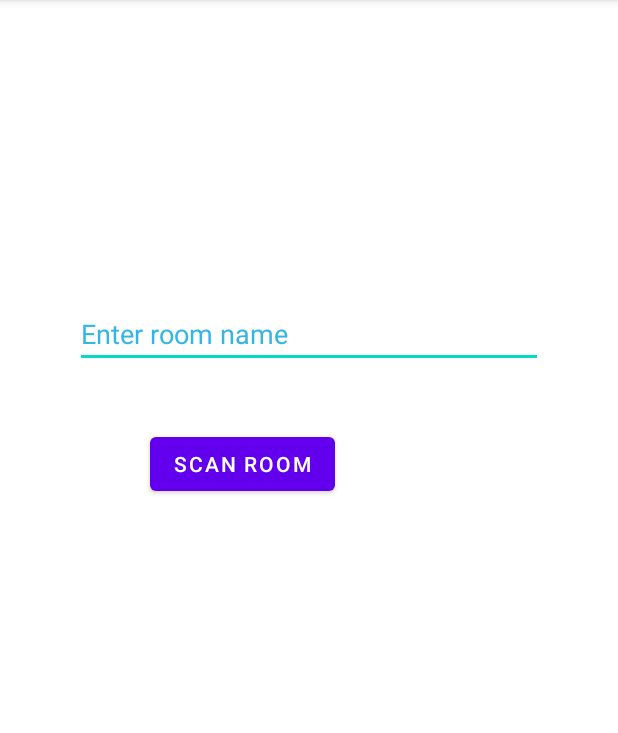
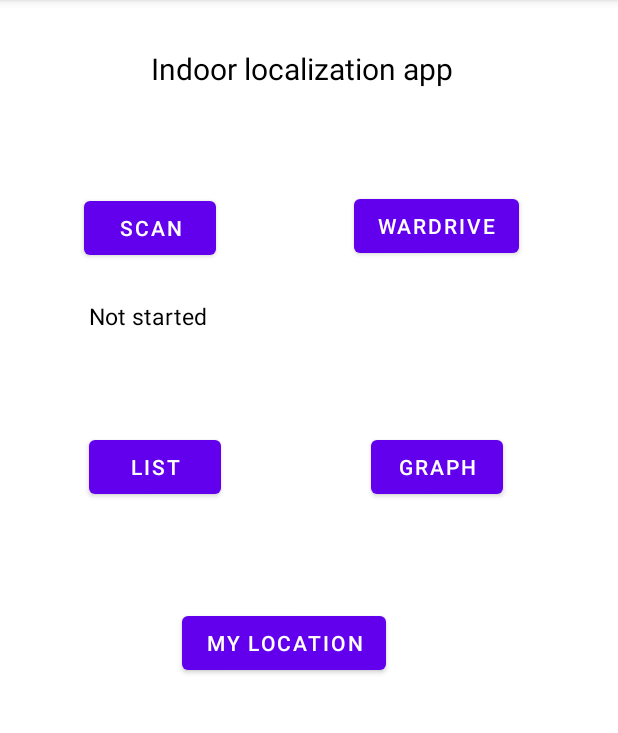
Before and after one commit to Mobile-Computing-Winter-2021/assignment0-vijayshekhar, an Android app: the screen it shows after launch (MainActivity), on a phone screen of 412 x 824 dp, the part 84-817 px from its top. Run offline under Robolectric (Android 15) with nearby library versions, the phone set to English and light mode, and no system bars; our stand-ins replace Room's generated code.

Commit message:
wardriving remaining.

```diff
--- a/app/build.gradle
+++ b/app/build.gradle
@@ -38,4 +38,5 @@ dependencies {
     androidTestImplementation 'androidx.test.ext:junit:1.1.1'
     androidTestImplementation 'androidx.test.espresso:espresso-core:3.2.0'
     annotationProcessor 'androidx.room:room-compiler:2.2.6'
+    implementation 'com.github.PhilJay:MPAndroidChart:v3.1.0'
 }
--- a/app/src/main/AndroidManifest.xml
+++ b/app/src/main/AndroidManifest.xml
@@ -21,6 +21,9 @@
                 <category android:name="android.intent.category.LAUNCHER" />
             </intent-filter>
         </activity>
+
+    <activity android:name=".Activities.listActivity"></activity>
+    <activity android:name=".Activities.graphActivity"></activity>
     </application>
 
 </manifest>
--- a/app/src/main/java/com/example/helloworld/Activities/MainActivity.java
+++ b/app/src/main/java/com/example/helloworld/Activities/MainActivity.java
@@ -16,27 +16,31 @@ import android.net.wifi.WifiManager;
 import android.os.Bundle;
 import android.provider.Settings;
 import android.util.Log;
+import android.view.View;
 import android.widget.Button;
 import android.widget.EditText;
 import android.widget.TextView;
 import android.widget.Toast;
 
+import com.example.helloworld.Fragments.ListFragment;
 import com.example.helloworld.R;
 import com.example.helloworld.ROOM.WifiDB;
 import com.example.helloworld.ROOM.WifiDao;
 import com.example.helloworld.ROOM.WifiEnity;
+import com.example.helloworld.Threads.APInfoRetrive;
 import com.example.helloworld.Threads.InsertDataThread;
 import com.example.helloworld.Threads.ScanWifiThread;
 
+import java.io.Serializable;
 import java.util.List;
 
 public class MainActivity extends AppCompatActivity {
 
     private static final String TAG = "MainActivity";
-    private TextView tv;
-    private EditText et;
+    TextView scanStatus;
+    Button scanbt,listbt,graphbt,wardrivebt,locationbt;
     public WifiDB wifiDB;
-    public List<ScanResult> scanResultsMain;
+    public static List<ScanResult> scanResultsMain;
 
 
 
@@ -56,9 +60,10 @@ public class MainActivity extends AppCompatActivity {
 
             initDb();
 
-        et = (EditText) findViewById(R.id.editText);
+        scanStatus = findViewById(R.id.textView2);
+        scanStatus.setText("Not started");
 
-        Button scanbt = (Button) findViewById(R. id.button);
+        scanbt = findViewById(R.id.button1);
 
         // check the permission granted or not.
         checkPermissionAccess();
@@ -69,32 +74,25 @@ public class MainActivity extends AppCompatActivity {
             // switch on the wifi sensor
             wifimanager.setWifiEnabled(true);
 
-            ScanWifiThread scanWifiThread = new ScanWifiThread(MainActivity.this, wifimanager);
-
             // intent filter for broadcast receiver
-            IntentFilter filter = new IntentFilter();
-            filter.addAction(WifiManager.SCAN_RESULTS_AVAILABLE_ACTION);
-
+            IntentFilter intentFilter = new IntentFilter();
+            intentFilter.addAction(WifiManager.SCAN_RESULTS_AVAILABLE_ACTION);
+            scanStatus.setText("Scanning ....");
 
             registerReceiver(new BroadcastReceiver() {
                 @Override
                 public void onReceive(Context context, Intent intent) {
 
-//                    ScanWifiThread scanWifiThread1 = new ScanWifiThread(MainActivity.this, wifimanager);
-//                    scanWifiThread1.start();
 
-                    List<ScanResult> results = wifimanager.getScanResults();
-                    final int n = results.size();
+                    scanResultsMain = wifimanager.getScanResults();
+                    final int n = scanResultsMain.size();
 
                     Log.d(TAG, "Wifi Scan Results Count: " + n);
-                    Toast.makeText(MainActivity.this, "No. of results:  "+n, Toast.LENGTH_SHORT).show();
+                    Toast.makeText(MainActivity.this, "No. of results:  " + n, Toast.LENGTH_SHORT).show();
+                    scanStatus.setText("Scanning Complete!");
 
-                    //fetching room name
-                    String roomName = String.valueOf(et.getText());
-                    String orientation  = getOrientation();
-
-                    for (ScanResult res : results)
-                    {   int signalStrength  = wifimanager.calculateSignalLevel(res.level);
+                    for (ScanResult res : scanResultsMain) {
+                        int signalStrength = wifimanager.calculateSignalLevel(res.level);
                         Log.d(TAG, " SSID  =  " + res.SSID);
                         Log.d(TAG, " BSSID  =  " + res.BSSID);
                         Log.d(TAG, " level (RSS)  =  " + (res.level + 100));
@@ -102,31 +100,52 @@ public class MainActivity extends AppCompatActivity {
 
 
                         Log.d(TAG, "\n \n");
+                    }
+                }
 
-                        //setting ap configurations
-                        if(String.valueOf(res.SSID).contains("narayan_vani") || String.valueOf(res.SSID).contains("OPPO F11")){
+            }, intentFilter);
+            wifimanager.startScan();
+        });
 
-                            Log.d(TAG, "onReceive: room insert");
-                            Toast.makeText(MainActivity.this, " SSID = " + res.SSID + " level = " +signalStrength
-                                    , Toast.LENGTH_SHORT).show();
+        listbt = findViewById(R.id.button4);
+        listbt.setOnClickListener(new View.OnClickListener() {
+            @Override
+            public void onClick(View v) {
 
-                            WifiEnity wifiEnity = new WifiEnity(res.SSID, res.BSSID,roomName, orientation,res.level, signalStrength);
+                Intent intent = new Intent(MainActivity.this, listActivity.class);
 
-                            InsertDataThread insertDataThread = new InsertDataThread(wifiEnity , MainActivity.this);
-                            insertDataThread.start();
+                Bundle args = new Bundle();
+                args.putSerializable("scanlist",(Serializable)scanResultsMain);
+                intent.putExtra("listresult",args);
+
+
+                MainActivity.this.startActivity(intent);
+
+            }
+        });
+
+        graphbt = findViewById(R.id.button3);
+        graphbt.setOnClickListener(new View.OnClickListener() {
+            @Override
+            public void onClick(View v) {
+
+                Intent intent = new Intent(MainActivity.this, graphActivity.class);
+
+                Bundle args = new Bundle();
+                args.putSerializable("scanlist",(Serializable)scanResultsMain);
+                intent.putExtra("listresult",args);
+
+                MainActivity.this.startActivity(intent);
+
+            }
+        });
 
 
 
-                        }
-                    }
+    }
 
-                }
-            }, filter);
-            wifimanager.startScan();
 
-        });
 
-    }
 
 
 
@@ -139,6 +158,14 @@ public class MainActivity extends AppCompatActivity {
         }
         else {
             return  "portrait";
+        }
+    }
+
+    public void APInfoFetched(List<WifiEnity> wifiEnityList){
+        Log.d(TAG, "APInfoFetched: inside");
+        for(WifiEnity wifiEnity : wifiEnityList){
+            Log.d(TAG, wifiEnity.getSsid() );
+            Toast.makeText(MainActivity.this,"SSID:  "+ String.valueOf(wifiEnity.getSsid()), Toast.LENGTH_SHORT).show();
         }
     }
 
--- a/app/src/main/java/com/example/helloworld/ROOM/WifiDao.java
+++ b/app/src/main/java/com/example/helloworld/ROOM/WifiDao.java
@@ -3,6 +3,9 @@ package com.example.helloworld.ROOM;
 
 import androidx.room.Dao;
 import androidx.room.Insert;
+import androidx.room.Query;
+
+import java.util.List;
 
 @Dao
 public interface WifiDao {
@@ -10,4 +13,7 @@ public interface WifiDao {
 
     @Insert
     void dataInsert( WifiEnity wifiEnity);
+
+    @Query("SELECT * FROM WifiEnity")
+    List<WifiEnity> getAll();
 }
--- a/app/src/main/res/layout/activity_main.xml
+++ b/app/src/main/res/layout/activity_main.xml
@@ -1,32 +1,91 @@
 <?xml version="1.0" encoding="utf-8"?>
-<LinearLayout xmlns:android="http://schemas.android.com/apk/res/android"
+<androidx.constraintlayout.widget.ConstraintLayout xmlns:android="http://schemas.android.com/apk/res/android"
     xmlns:app="http://schemas.android.com/apk/res-auto"
     xmlns:tools="http://schemas.android.com/tools"
     android:layout_width="match_parent"
     android:layout_height="match_parent"
     tools:context=".Activities.MainActivity"
-    android:orientation="vertical"
+    android:id="@+id/main"
+
     >
 
 
-    <EditText
-        android:id="@+id/editText"
-        android:layout_width="match_parent"
-        android:layout_marginHorizontal="50dp"
-        android:layout_marginTop="200dp"
-        android:layout_height="wrap_content"
-
-        android:hint="Enter room name"
-        android:textColor="@android:color/holo_blue_light"
-        android:textColorHint="@android:color/holo_blue_light" />
+    <TextView
+        android:id="@+id/textView"
+        android:layout_width="211dp"
+        android:layout_height="36dp"
+        android:layout_marginTop="32dp"
+        android:text="Indoor localization app"
+        android:textColor="@android:color/black"
+        android:textSize="20dp"
+        app:layout_constraintEnd_toEndOf="parent"
+        app:layout_constraintStart_toStartOf="parent"
+        app:layout_constraintTop_toTopOf="parent" />
 
     <Button
-        android:id="@+id/button"
+        android:id="@+id/button1"
         android:layout_width="wrap_content"
         android:layout_height="wrap_content"
-        android:layout_marginHorizontal="100dp"
-        android:layout_marginTop="40dp"
+        android:layout_marginStart="56dp"
+        android:layout_marginTop="128dp"
+        android:text="Scan"
+        app:layout_constraintStart_toStartOf="parent"
+        app:layout_constraintTop_toTopOf="parent" />
 
-        android:text="Scan Room" />
+    <TextView
+        android:id="@+id/textView2"
+        android:layout_width="0dp"
+        android:layout_height="26dp"
+        android:layout_marginStart="3dp"
+        android:layout_marginTop="72dp"
+        android:layout_marginEnd="4dp"
+        android:layout_marginBottom="61dp"
+        android:text="Scan Status:"
+        android:textColor="@android:color/black"
+        android:textSize="15dp"
+        app:layout_constraintBottom_toTopOf="@+id/button4"
+        app:layout_constraintEnd_toEndOf="@+id/textView"
+        app:layout_constraintStart_toStartOf="@+id/button1"
+        app:layout_constraintTop_toTopOf="@+id/button1" />
 
-</LinearLayout>
+    <Button
+        android:id="@+id/button4"
+        android:layout_width="wrap_content"
+        android:layout_height="wrap_content"
+        android:layout_marginStart="59dp"
+        android:layout_marginTop="287dp"
+        android:text="List"
+        app:layout_constraintStart_toStartOf="parent"
+        app:layout_constraintTop_toTopOf="parent" />
+
+    <Button
+        android:id="@+id/button5"
+        android:layout_width="wrap_content"
+        android:layout_height="wrap_content"
+        android:layout_marginStart="62dp"
+        android:layout_marginTop="69dp"
+        android:text="My location"
+        app:layout_constraintStart_toStartOf="@+id/button4"
+        app:layout_constraintTop_toBottomOf="@+id/button4" />
+
+    <Button
+        android:id="@+id/button3"
+        android:layout_width="wrap_content"
+        android:layout_height="wrap_content"
+        android:layout_marginTop="61dp"
+        android:text="Graph"
+        app:layout_constraintEnd_toEndOf="@+id/button2"
+        app:layout_constraintStart_toStartOf="@+id/button2"
+        app:layout_constraintTop_toBottomOf="@+id/textView2" />
+
+    <Button
+        android:id="@+id/button2"
+        android:layout_width="wrap_content"
+        android:layout_height="wrap_content"
+        android:layout_marginEnd="66dp"
+        android:layout_marginBottom="25dp"
+        android:text="Wardrive"
+        app:layout_constraintBottom_toTopOf="@+id/textView2"
+        app:layout_constraintEnd_toEndOf="parent" />
+
+</androidx.constraintlayout.widget.ConstraintLayout>
--- a/build.gradle
+++ b/build.gradle
@@ -16,6 +16,7 @@ allprojects {
     repositories {
         google()
         jcenter()
+        maven { url 'https://jitpack.io' }
     }
 }
 
```
Also changed, not shown: app/src/main/java/com/example/helloworld/Activities/graphActivity.java (added, +88 -0 lines), app/src/main/java/com/example/helloworld/Activities/listActivity.java (added, +22 -0 lines), app/src/main/java/com/example/helloworld/Fragments/ListFragment.java (added, +70 -0 lines), app/src/main/java/com/example/helloworld/ItemAdapter.java (added, +69 -0 lines), app/src/main/java/com/example/helloworld/Model.java (added, +51 -0 lines), app/src/main/java/com/example/helloworld/Threads/APInfoRetrive.java (added, +34 -0 lines), app/src/main/res/layout/graph_activity.xml (added, +13 -0 lines), app/src/main/res/layout/list_activity.xml (added, +12 -0 lines), app/src/main/res/layout/list_fragement.xml (added, +15 -0 lines), app/src/main/res/layout/row_item.xml (added, +69 -0 lines), app/src/main/res/drawable-v24/thumbnail.png (added).
